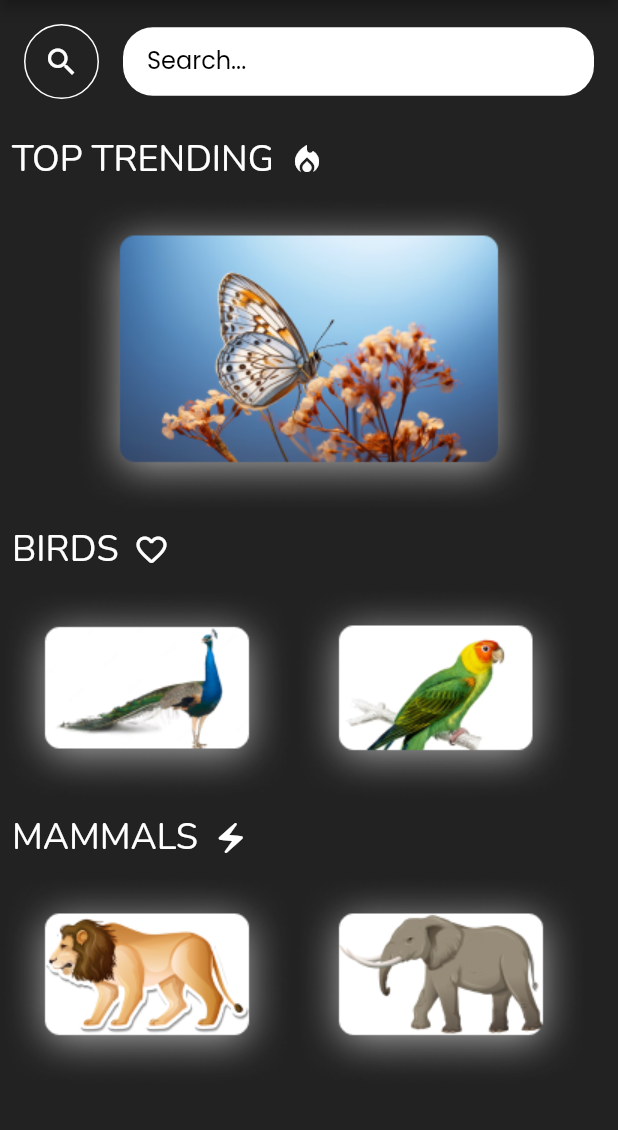
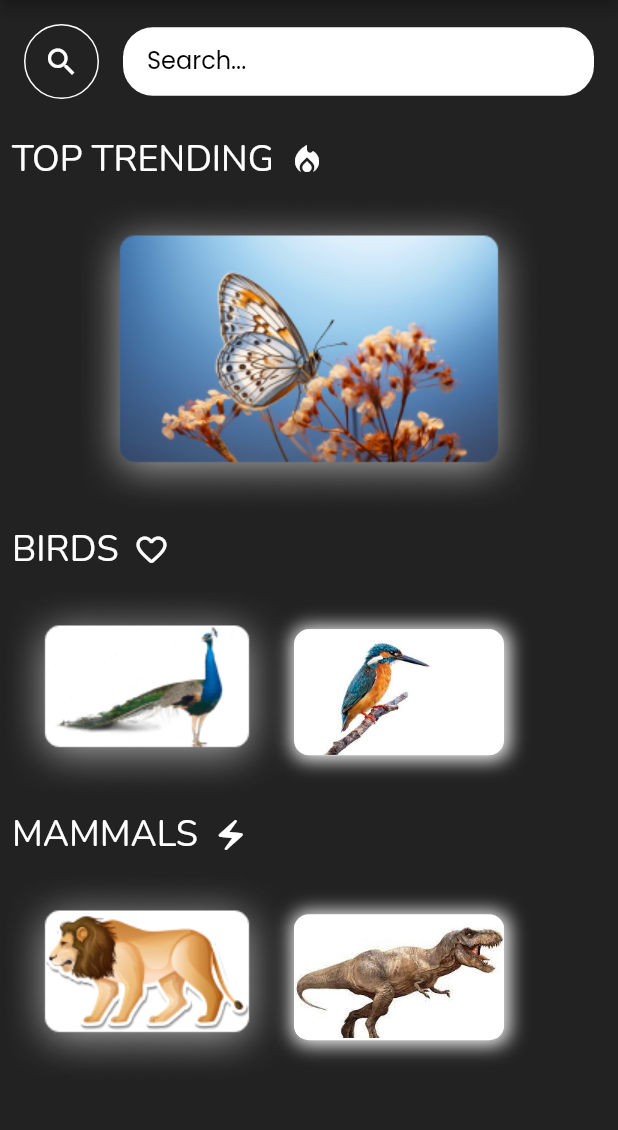
Before and after one commit to soniyav20/HoloZoo, a Flutter app: the HomePage screen opened directly, on a phone screen of 412 x 824 dp, the part 84-1214 px from its top. Run offline on Flutter 3.47's test engine with Material 2 defaults, Android fonts, the light colour scheme and no system bars; our stand-ins replace chewie, video_player.

Commit message:
Images Updated

```diff
--- a/lib/views/home_page.dart
+++ b/lib/views/home_page.dart
@@ -161,11 +161,20 @@
                           );
                         },
                         child: Container(
-                          child: Center(
-                            child: Image(
-                              image: AssetImage('assets/parrot.png'),
-                            ),
+                          width: 140,
+                          height: 84,
+                          decoration: BoxDecoration(
+                              boxShadow: [BoxShadow(color: Colors.white,offset: const Offset(
+                                1.0,
+                                1.0,
+                              ),
+                                blurRadius: 10.0,
+                                spreadRadius: 2.0,)],
+                              borderRadius: BorderRadius.circular(10),
+                              color: Colors.white,
+                              image: DecorationImage(image: AssetImage('assets/kingfisher.jpeg'))
                           ),
+
                         ),
                       ),
                     ],
@@ -205,11 +214,20 @@
                           );
                         },
                         child: Container(
-                          child: Center(
-                            child: Image(
-                              image: AssetImage('assets/elephant.png'),
-                            ),
+                          width: 140,
+                          height: 84,
+                          decoration: BoxDecoration(
+boxShadow:   [BoxShadow(color: Colors.white,offset: const Offset(
+    1.0,
+    1.0,
+    ),
+    blurRadius: 10.0,
+    spreadRadius: 2.0,)],
+                            borderRadius: BorderRadius.circular(10),
+                            color: Colors.white,
+                            image: DecorationImage(image: AssetImage('assets/dino.jpeg'))
                           ),
+
                         ),
                       ),
                     ],
--- a/lib/views/video.dart
+++ b/lib/views/video.dart
@@ -52,8 +52,9 @@
       ),
     );
   }
+  @override
 
-  @override
+
   void dispose() {
     super.dispose();
 
```
Also changed, not shown: pubspec.yaml (+19 -1 lines), assets/dino.jpeg (added), assets/dino.png (added), assets/icon.png (added), assets/kingfisher.jpeg (added), pubspec.lock, 27 other files.
